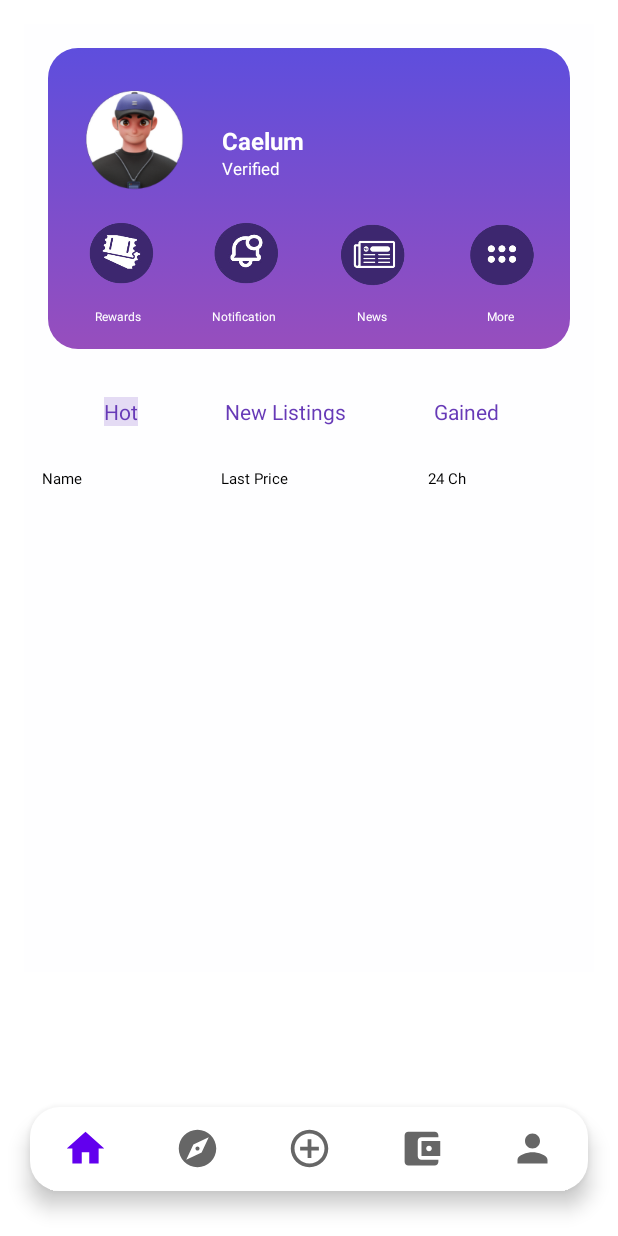
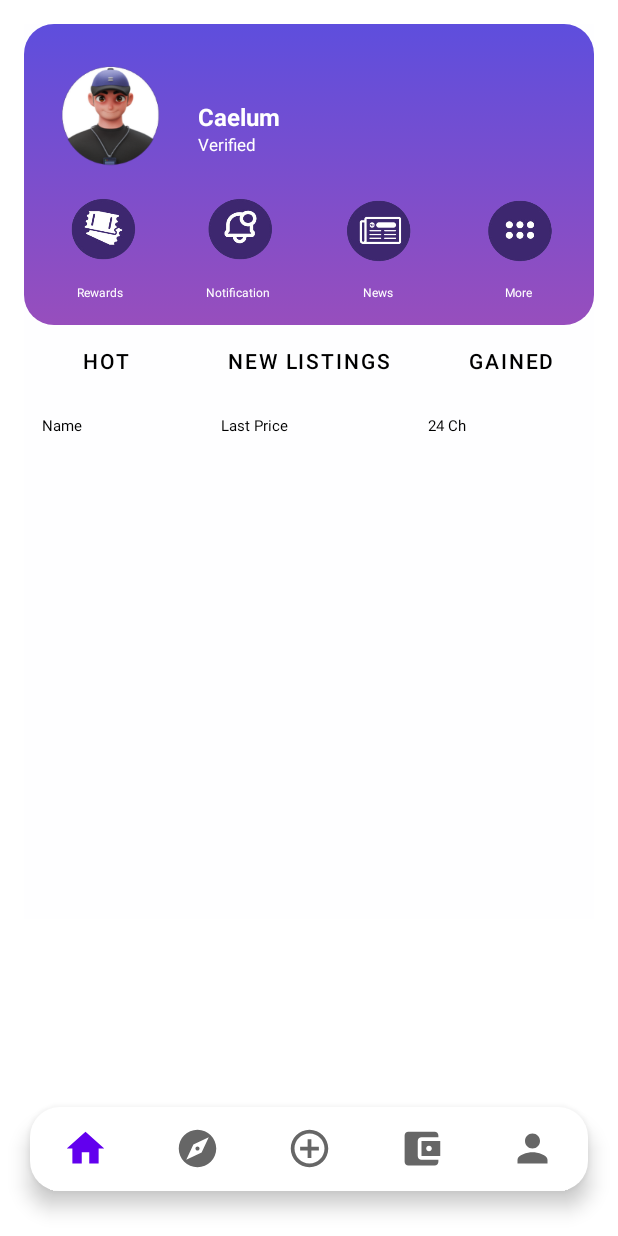
Before and after one commit to caelum-labelle/FinalApp, an Android app: the HomeFragment screen opened directly, with no data from a screen before it, on a phone screen of 412 x 824 dp. Run offline under Robolectric (Android 15) with nearby library versions, the phone set to English and light mode, and no system bars; our stand-ins replace Firebase (no records; nobody signed in at launch, a user with empty details on screens opened directly); pictures from the network do not load.

Commit message:
Hot Listings Gained

```diff
--- a/app/src/main/java/com/example/finalapp/HomeCryptoData.java
+++ b/app/src/main/java/com/example/finalapp/HomeCryptoData.java
@@ -5,13 +5,35 @@ public class HomeCryptoData {
     String lastprice;
     String changes;
 
+    int type;
 
-    public HomeCryptoData(String cryptoname, String lastprice, String changes) {
+
+    public HomeCryptoData(String cryptoname, String lastprice, String changes, int type) {
         this.cryptoname = cryptoname;
         this.lastprice = lastprice;
         this.changes = changes;
+        this.type = type;
     }
 
+    public void setCryptoname(String cryptoname) {
+        this.cryptoname = cryptoname;
+    }
+
+    public void setLastprice(String lastprice) {
+        this.lastprice = lastprice;
+    }
+
+    public void setChanges(String changes) {
+        this.changes = changes;
+    }
+
+    public int getType() {
+        return type;
+    }
+
+    public void setType(int type) {
+        this.type = type;
+    }
 
     public String getCryptoname() {
         return cryptoname;
--- a/app/src/main/java/com/example/finalapp/HomeFragment.java
+++ b/app/src/main/java/com/example/finalapp/HomeFragment.java
@@ -14,6 +14,7 @@ import android.view.LayoutInflater;
 import android.view.SoundEffectConstants;
 import android.view.View;
 import android.view.ViewGroup;
+import android.widget.Button;
 import android.widget.Toast;
 
 import com.example.finalapp.Adapter.C_Adapter;
@@ -73,7 +74,7 @@ public class HomeFragment extends Fragment {
     public View onCreateView(LayoutInflater inflater, ViewGroup container,
                              Bundle savedInstanceState) {
         // Inflate the layout for this fragment
-        View view =inflater.inflate(R.layout.fragment_home, container, false);
+        View view = inflater.inflate(R.layout.fragment_home, container, false);
         recyclerView = view.findViewById(R.id.homeRecyclerView);
         recyclerView.setHasFixedSize(true);
         recyclerView.setLayoutManager(new LinearLayoutManager(requireContext()));
@@ -86,14 +87,45 @@ public class HomeFragment extends Fragment {
 
         });
         recyclerView.setAdapter(adapter);
-        addDataToList();
+        addDataToList(1);
+
+        // Set OnClickListener for the buttons
+        Button btnHot = view.findViewById(R.id.btnHot);
+        Button btnList = view.findViewById(R.id.btnList);
+        Button btnGain = view.findViewById(R.id.btnGain);
+
+        btnHot.setOnClickListener(new View.OnClickListener() {
+            @Override
+            public void onClick(View v) {
+                addDataToList(1);
+            }
+        });
+
+        btnList.setOnClickListener(new View.OnClickListener() {
+            @Override
+            public void onClick(View v) {
+                addDataToList(2);
+            }
+        });
+
+        btnGain.setOnClickListener(new View.OnClickListener() {
+            @Override
+            public void onClick(View v) {
+                addDataToList(3);
+            }
+        });
+
         return view;
     }
     FirebaseControl fire = new FirebaseControl();
-    private void addDataToList(){
+    private void addDataToList(int ftype){
         mList.clear();
 //        mList.add(new HomeCryptoData("Name", "Price", "Change"));
-//        fire.AddCrypto(new HomeCryptoData("Jeno", "Sam", "Flores"));
+//        fire.AddCrypto(new HomeCryptoData("Btc", "5454", "231",3));
+//        fire.AddCrypto(new HomeCryptoData("Tnc", "5454", "231",2));
+//        fire.AddCrypto(new HomeCryptoData("Flx", "5454", "231",1));
+        fire.AddCrypto(new HomeCryptoData("Ctd", "4354", "441",2));
+        fire.AddCrypto(new HomeCryptoData("Dts", "45432", "411",3));
 //        mList.add(new HomeCryptoData("Mich", "None", "Sample"));
         DatabaseReference databaseRef = FirebaseDatabase.getInstance("https://final-app-19fb2-default-rtdb.firebaseio.com/")
                 .getReference()
@@ -108,12 +140,13 @@ public class HomeFragment extends Fragment {
                     String cryptoName = snapshot.child("cryptoname").getValue(String.class);
                     String lastPrice = snapshot.child("lastprice").getValue(String.class);
                     String changes = snapshot.child("changes").getValue(String.class);
-//                    int isFeatured = snapshot.child("isFeatured").getValue(Integer.class);
+                    int type = snapshot.child("type").getValue(Integer.class);
 
-                    HomeCryptoData data = new HomeCryptoData(cryptoName, lastPrice, changes);
-                    mList.add(data);
+                    if(type==ftype){
+                        HomeCryptoData data = new HomeCryptoData(cryptoName, lastPrice, changes,type);
+                        mList.add(data);
+                    }
                 }
-
                 adapter.notifyDataSetChanged();
             }
 
--- a/app/src/main/res/layout/fragment_home.xml
+++ b/app/src/main/res/layout/fragment_home.xml
@@ -23,7 +23,7 @@
             <androidx.constraintlayout.widget.ConstraintLayout
                 android:layout_width="match_parent"
                 android:layout_height="wrap_content"
-                android:layout_margin="16dp"
+                android:layout_margin="0dp"
                 android:background="@drawable/top_background_main_activity">
 
                 <ImageView
@@ -225,86 +225,35 @@
             <LinearLayout
                 android:layout_width="match_parent"
                 android:layout_height="match_parent"
-                android:layout_margin="16dp"
+                android:layout_margin="0dp"
                 android:orientation="horizontal">
 
-                <LinearLayout
+                <Button
+                    android:id="@+id/btnHot"
                     android:layout_width="wrap_content"
                     android:layout_height="wrap_content"
                     android:layout_weight="1"
-                    android:orientation="vertical">
+                    android:background="@android:color/transparent"
+                    android:textColor="@color/black"
+                    android:text="Hot" />
 
-                    <androidx.constraintlayout.widget.ConstraintLayout
-                        android:layout_width="match_parent"
-                        android:layout_height="match_parent"
-                        android:layout_gravity="center">
-
-                        <TextView
-                            android:id="@+id/textView14"
-                            android:layout_width="wrap_content"
-                            android:layout_height="wrap_content"
-                            android:layout_marginStart="8dp"
-                            android:background="#E4DBF4"
-                            android:text="Hot"
-                            android:textAlignment="center"
-                            android:textColor="#673AB7"
-                            app:layout_constraintBottom_toBottomOf="parent"
-                            app:layout_constraintEnd_toEndOf="parent"
-                            app:layout_constraintStart_toStartOf="parent"
-                            app:layout_constraintTop_toTopOf="parent" />
-                    </androidx.constraintlayout.widget.ConstraintLayout>
-
-                </LinearLayout>
-
-                <LinearLayout
+                <Button
+                    android:id="@+id/btnList"
                     android:layout_width="wrap_content"
                     android:layout_height="wrap_content"
                     android:layout_weight="1"
-                    android:orientation="vertical">
+                    android:background="@android:color/transparent"
+                    android:textColor="@color/black"
+                    android:text="New Listings" />
 
-                    <androidx.constraintlayout.widget.ConstraintLayout
-                        android:layout_width="match_parent"
-                        android:layout_height="match_parent"
-                        android:layout_gravity="center">
-
-                        <TextView
-                            android:id="@+id/textView16"
-                            android:layout_width="wrap_content"
-                            android:layout_height="wrap_content"
-                            android:text="New Listings"
-                            android:textAlignment="center"
-                            android:textColor="#673AB7"
-                            app:layout_constraintBottom_toBottomOf="parent"
-                            app:layout_constraintEnd_toEndOf="parent"
-                            app:layout_constraintStart_toStartOf="parent" />
-                    </androidx.constraintlayout.widget.ConstraintLayout>
-                </LinearLayout>
-
-                <LinearLayout
+                <Button
+                    android:id="@+id/btnGain"
                     android:layout_width="wrap_content"
                     android:layout_height="wrap_content"
                     android:layout_weight="1"
-                    android:orientation="vertical">
-
-                    <androidx.constraintlayout.widget.ConstraintLayout
-                        android:layout_width="match_parent"
-                        android:layout_height="match_parent"
-                        android:layout_gravity="center">
-
-                        <TextView
-                            android:id="@+id/textView17"
-                            android:layout_width="wrap_content"
-                            android:layout_height="wrap_content"
-                            android:layout_marginEnd="18dp"
-                            android:text="Gained"
-                            android:textAlignment="center"
-                            android:textColor="#673AB7"
-                            app:layout_constraintBottom_toBottomOf="parent"
-                            app:layout_constraintEnd_toEndOf="parent"
-                            app:layout_constraintStart_toStartOf="parent"
-                            app:layout_constraintTop_toTopOf="parent" />
-                    </androidx.constraintlayout.widget.ConstraintLayout>
-                </LinearLayout>
+                    android:background="@android:color/transparent"
+                    android:textColor="@color/black"
+                    android:text="Gained" />
 
             </LinearLayout>
 
```
